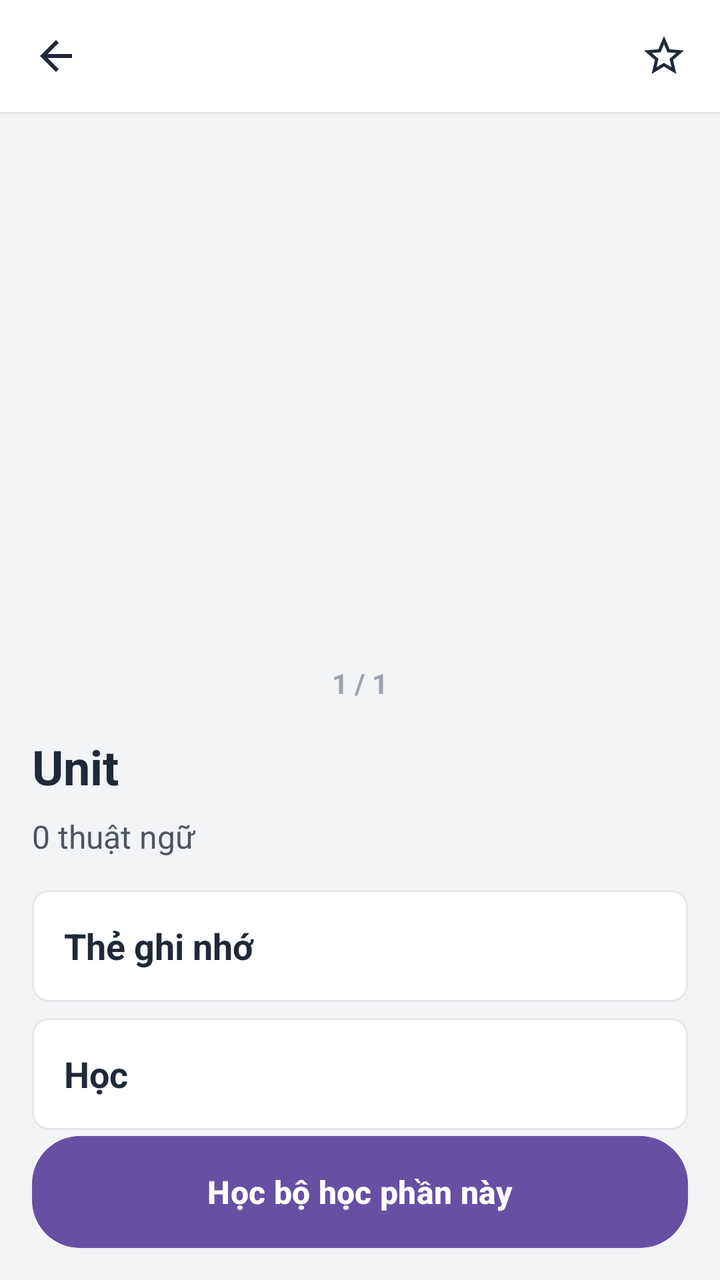
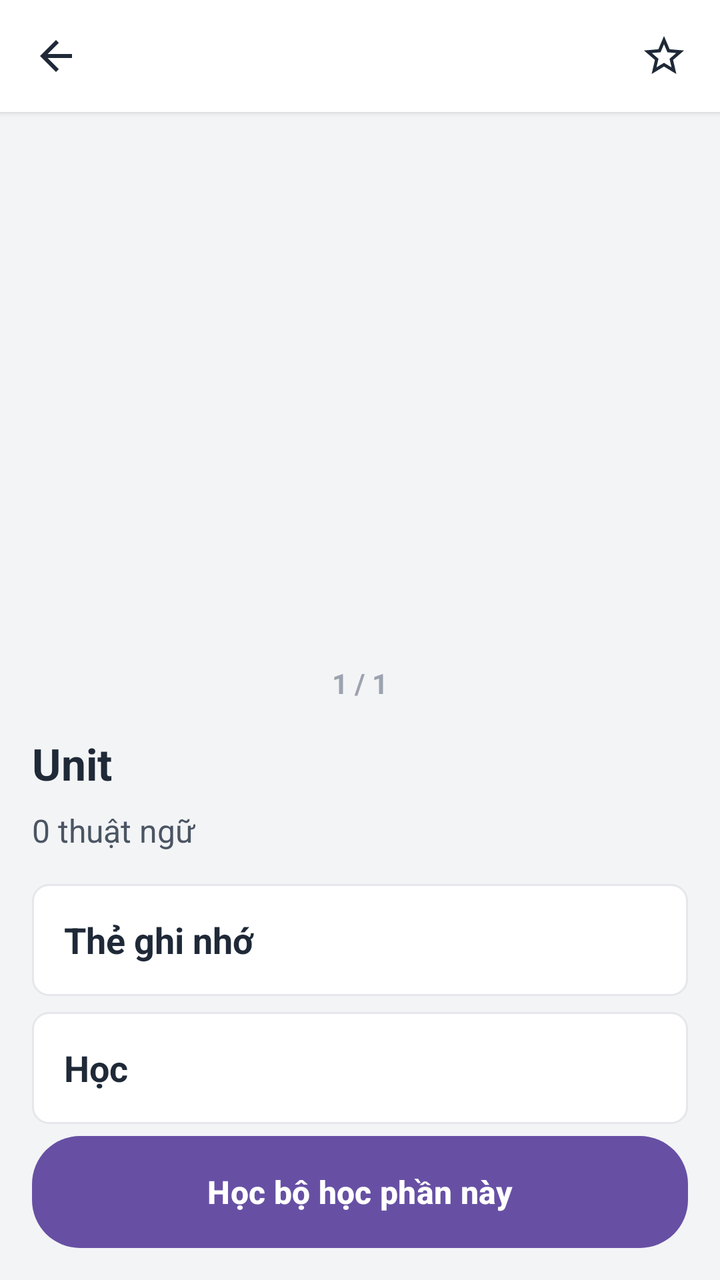

Compare the two renders of this Android layout. The source of the first and the diff that turns it into the second are given below.
<!-- AndroidManifest.xml: application theme Theme.LearnEnglish -->
<!-- res/layout/activity_unit_detail.xml -->
<?xml version="1.0" encoding="utf-8"?>
<RelativeLayout xmlns:android="http://schemas.android.com/apk/res/android"
    xmlns:app="http://schemas.android.com/apk/res-auto"
    xmlns:tools="http://schemas.android.com/tools"
    android:id="@+id/main"
    android:layout_width="match_parent"
    android:layout_height="match_parent"
    android:background="#F3F4F6"
    tools:context=".UnitDetailActivity">

    
    <RelativeLayout
        android:id="@+id/header"
        android:layout_width="match_parent"
        android:layout_height="56dp"
        android:background="@android:color/white"
        android:elevation="2dp"
        android:paddingStart="8dp"
        android:paddingEnd="8dp">

        <ImageButton
            android:id="@+id/btnBack"
            android:layout_width="40dp"
            android:layout_height="40dp"
            android:layout_centerVertical="true"
            android:background="?attr/selectableItemBackgroundBorderless"
            android:src="@drawable/ic_arrow_back"
            app:tint="#1F2937" />

        <ImageButton
            android:layout_width="40dp"
            android:layout_height="40dp"
            android:layout_alignParentEnd="true"
            android:layout_centerVertical="true"
            android:background="?attr/selectableItemBackgroundBorderless"
            android:src="@drawable/ic_star_outline"
            app:tint="#1F2937" />
    </RelativeLayout>

    
    <Button
        android:id="@+id/btnStudyAll"
        android:layout_width="match_parent"
        android:layout_height="56dp"
        android:layout_alignParentBottom="true"
        android:layout_marginStart="16dp"
        android:layout_marginEnd="16dp"
        android:layout_marginBottom="16dp"
        android:background="@drawable/bg_btn_primary"
        android:text="Học bộ học phần này"
        android:textColor="@android:color/white"
        android:textSize="16sp"
        android:textStyle="bold" />

    
    <androidx.core.widget.NestedScrollView
        android:layout_width="match_parent"
        android:layout_height="match_parent"
        android:layout_below="@id/header"
        android:layout_above="@id/btnStudyAll"
        android:clipToPadding="false"
        android:paddingBottom="16dp">

        <LinearLayout
            android:layout_width="match_parent"
            android:layout_height="wrap_content"
            android:orientation="vertical">

            
            <androidx.viewpager2.widget.ViewPager2
                android:id="@+id/viewPagerCards"
                android:layout_width="match_parent"
                android:layout_height="260dp"
                android:layout_marginTop="8dp" />

            
            <TextView
                android:id="@+id/tvIndicator"
                android:layout_width="wrap_content"
                android:layout_height="wrap_content"
                android:layout_gravity="center_horizontal"
                android:layout_marginTop="8dp"
                android:text="1 / 1"
                android:textColor="#9CA3AF"
                android:textSize="14sp"
                android:textStyle="bold" />

            <TextView
                android:layout_width="match_parent"
                android:layout_height="wrap_content"
                android:layout_marginStart="16dp"
                android:layout_marginTop="16dp"
                android:layout_marginEnd="16dp"
                android:text="Unit"
                android:textColor="#1F2937"
                android:textSize="24sp"
                android:textStyle="bold" />

            <TextView
                android:id="@+id/tvTermCount"
                android:layout_width="wrap_content"
                android:layout_height="wrap_content"
                android:layout_marginStart="16dp"
                android:layout_marginTop="8dp"
                android:text="0 thuật ngữ"
                android:textColor="#4B5563"
                android:textSize="16sp" />

            
            <LinearLayout
                android:layout_width="match_parent"
                android:layout_height="wrap_content"
                android:layout_marginStart="16dp"
                android:layout_marginTop="16dp"
                android:layout_marginEnd="16dp"
                android:orientation="vertical">

                <TextView
                    android:id="@+id/btnOptionFlashcards"
                    android:layout_width="match_parent"
                    android:layout_height="56dp"
                    android:background="@drawable/bg_card_rounded_quizlet"
                    android:gravity="center_vertical"
                    android:paddingStart="16dp"
                    android:text="Thẻ ghi nhớ"
                    android:textColor="#1F2937"
                    android:textSize="18sp"
                    android:textStyle="bold" />

                <TextView
                    android:id="@+id/btnOptionLearn"
                    android:layout_width="match_parent"
                    android:layout_height="56dp"
                    android:layout_marginTop="8dp"
                    android:background="@drawable/bg_card_rounded_quizlet"
                    android:gravity="center_vertical"
                    android:paddingStart="16dp"
                    android:text="Học"
                    android:textColor="#1F2937"
                    android:textSize="18sp"
                    android:textStyle="bold" />

                <TextView
                    android:id="@+id/btnOptionWrite"
                    android:layout_width="match_parent"
                    android:layout_height="56dp"
                    android:layout_marginTop="8dp"
                    android:background="@drawable/bg_card_rounded_quizlet"
                    android:gravity="center_vertical"
                    android:paddingStart="16dp"
                    android:text="Viết"
                    android:textColor="#1F2937"
                    android:textSize="18sp"
                    android:textStyle="bold" />

                <TextView
                    android:id="@+id/btnOptionMatch"
                    android:layout_width="match_parent"
                    android:layout_height="56dp"
                    android:layout_marginTop="8dp"
                    android:background="@drawable/bg_card_rounded_quizlet"
                    android:gravity="center_vertical"
                    android:paddingStart="16dp"
                    android:text="Ghép thẻ"
                    android:textColor="#1F2937"
                    android:textSize="18sp"
                    android:textStyle="bold" />
                <TextView
                    android:id="@+id/btnOptionTest"
                    android:layout_width="match_parent"
                    android:layout_height="56dp"
                    android:layout_marginTop="8dp"
                    android:background="@drawable/bg_card_rounded_quizlet"
                    android:gravity="center_vertical"
                    android:paddingStart="16dp"
                    android:text="Kiểm tra"
                    android:textColor="#1F2937"
                    android:textSize="18sp"
                    android:textStyle="bold" />
            </LinearLayout>

            
            <LinearLayout
                android:layout_width="match_parent"
                android:layout_height="wrap_content"
                android:layout_marginStart="16dp"
                android:layout_marginTop="24dp"
                android:layout_marginEnd="16dp"
                android:layout_marginBottom="12dp"
                android:orientation="horizontal">

                <TextView
                    android:layout_width="0dp"
                    android:layout_height="wrap_content"
                    android:layout_weight="1"
                    android:text="Thẻ"
                    android:textColor="#1F2937"
                    android:textSize="20sp"
                    android:textStyle="bold" />

                <TextView
                    android:layout_width="wrap_content"
                    android:layout_height="wrap_content"
                    android:text="Thứ tự gốc"
                    android:textColor="#4B5563"
                    android:textSize="16sp" />
            </LinearLayout>

            
            <androidx.recyclerview.widget.RecyclerView
                android:id="@+id/rvVocabList"
                android:layout_width="match_parent"
                android:layout_height="wrap_content"
                android:paddingStart="16dp"
                android:paddingEnd="16dp"
                android:clipToPadding="false"
                android:nestedScrollingEnabled="false" />

            <View
                android:layout_width="match_parent"
                android:layout_height="24dp" />
        </LinearLayout>
    </androidx.core.widget.NestedScrollView>

</RelativeLayout>
<!-- resources referenced by this layout -->
<resources>
  <!-- drawable bg_btn_primary (drawable) -->
  <?xml version="1.0" encoding="utf-8"?>
  <shape xmlns:android="http://schemas.android.com/apk/res/android">
      <solid android:color="#4B4BFF" />
      <corners android:radius="24dp" />
  </shape>
  <!-- drawable bg_card_rounded_quizlet (drawable) -->
  <?xml version="1.0" encoding="utf-8"?>
  <shape xmlns:android="http://schemas.android.com/apk/res/android">
      <solid android:color="#FFFFFF" />
      <corners android:radius="8dp" />
      <stroke android:width="1dp" android:color="#E5E7EB" />
  </shape>
  <!-- drawable ic_arrow_back (drawable) -->
  <?xml version="1.0" encoding="utf-8"?>
  <vector xmlns:android="http://schemas.android.com/apk/res/android"
      android:width="24dp"
      android:height="24dp"
      android:viewportWidth="24"
      android:viewportHeight="24">
      <path
          android:fillColor="#1F2937"
          android:pathData="M20,11H7.83l5.59,-5.59L12,4l-8,8l8,8l1.41,-1.41L7.83,13H20v-2z"/>
  </vector>
  <!-- drawable ic_star_outline (drawable) -->
  <vector xmlns:android="http://schemas.android.com/apk/res/android"
      android:width="24dp"
      android:height="24dp"
      android:viewportWidth="24.0"
      android:viewportHeight="24.0"
      android:tint="#4B5563">
      <path
          android:fillColor="@android:color/white"
          android:pathData="M22,9.24l-7.19,-0.62L12,2 9.19,8.63 2,9.24l5.46,4.73L5.82,21 12,17.27 18.18,21l-1.63,-7.03L22,9.24zM12,15.4l-3.76,2.27 1,-4.28l-3.32,-2.88 4.38,-0.38L12,6.1l1.71,4.04 4.38,0.38 -3.32,2.88 1,4.28L12,15.4z"/>
  </vector>
  <style name="Theme.LearnEnglish" parent="Base.Theme.LearnEnglish" />
  <style name="Base.Theme.LearnEnglish" parent="Theme.Material3.DayNight.NoActionBar">
          
          
      </style>
</resources>

<!-- the commit's change to res/layout/activity_unit_detail.xml (unified diff, before → after) -->
@@ -86,6 +86,7 @@
                 android:textStyle="bold" />
 
             <TextView
+                android:id="@+id/tvUnitTitle"
                 android:layout_width="match_parent"
                 android:layout_height="wrap_content"
                 android:layout_marginStart="16dp"
@@ -93,7 +94,7 @@
                 android:layout_marginEnd="16dp"
                 android:text="Unit"
                 android:textColor="#1F2937"
-                android:textSize="24sp"
+                android:textSize="22sp"
                 android:textStyle="bold" />
 
             <TextView
